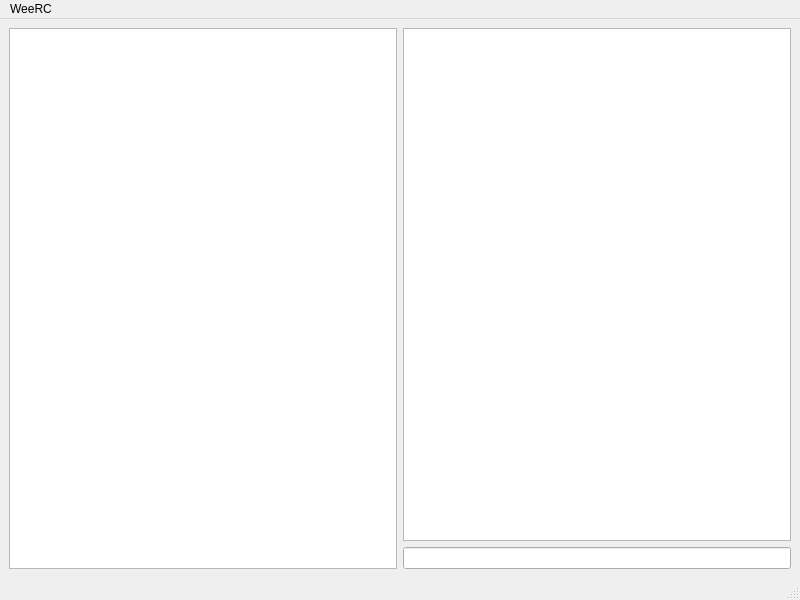
First picture: the form in test_libweerc/ui/mainwindow.ui, repository Bytewerk/WeeRC, before the edit.
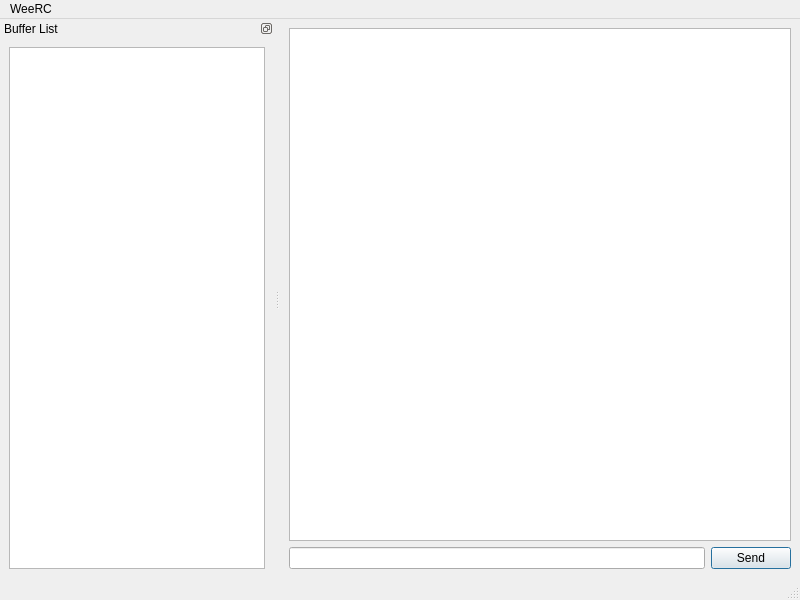
Second picture: the form after the edit.

Commit message:
Show buffer list in GUI
The GUI also allows to enter commands already :)

The edit to the form file:
```diff
--- a/test_libweerc/ui/mainwindow.ui
+++ b/test_libweerc/ui/mainwindow.ui
@@ -15,16 +15,27 @@
   </property>
   <widget class="QWidget" name="centralwidget">
    <layout class="QHBoxLayout" name="horizontalLayout">
-    <item>
-     <widget class="QListWidget" name="listWidget"/>
-    </item>
     <item>
      <layout class="QVBoxLayout" name="verticalLayout">
       <item>
-       <widget class="QTableWidget" name="tableWidget"/>
+       <widget class="QTableView" name="messageView"/>
       </item>
       <item>
-       <widget class="QLineEdit" name="lineEdit"/>
+       <layout class="QHBoxLayout" name="horizontalLayout_2">
+        <item>
+         <widget class="QLineEdit" name="inputEdit"/>
+        </item>
+        <item>
+         <widget class="QPushButton" name="sendButton">
+          <property name="text">
+           <string>Send</string>
+          </property>
+          <property name="default">
+           <bool>true</bool>
+          </property>
+         </widget>
+        </item>
+       </layout>
       </item>
      </layout>
     </item>
@@ -48,6 +59,27 @@
    <addaction name="menuWeeRC"/>
   </widget>
   <widget class="QStatusBar" name="statusbar"/>
+  <widget class="QDockWidget" name="dockWidget">
+   <property name="features">
+    <set>QDockWidget::DockWidgetFloatable|QDockWidget::DockWidgetMovable</set>
+   </property>
+   <property name="allowedAreas">
+    <set>Qt::AllDockWidgetAreas</set>
+   </property>
+   <property name="windowTitle">
+    <string>Buffer List</string>
+   </property>
+   <attribute name="dockWidgetArea">
+    <number>1</number>
+   </attribute>
+   <widget class="QWidget" name="dockWidgetContents">
+    <layout class="QHBoxLayout" name="horizontalLayout_3">
+     <item>
+      <widget class="QListView" name="bufferListView"/>
+     </item>
+    </layout>
+   </widget>
+  </widget>
   <action name="actionBeenden">
    <property name="text">
     <string>Beenden</string>
```
Left out of the diff: 16 changed lines with no effect on the pictures. The commit also changes 10 other files.
